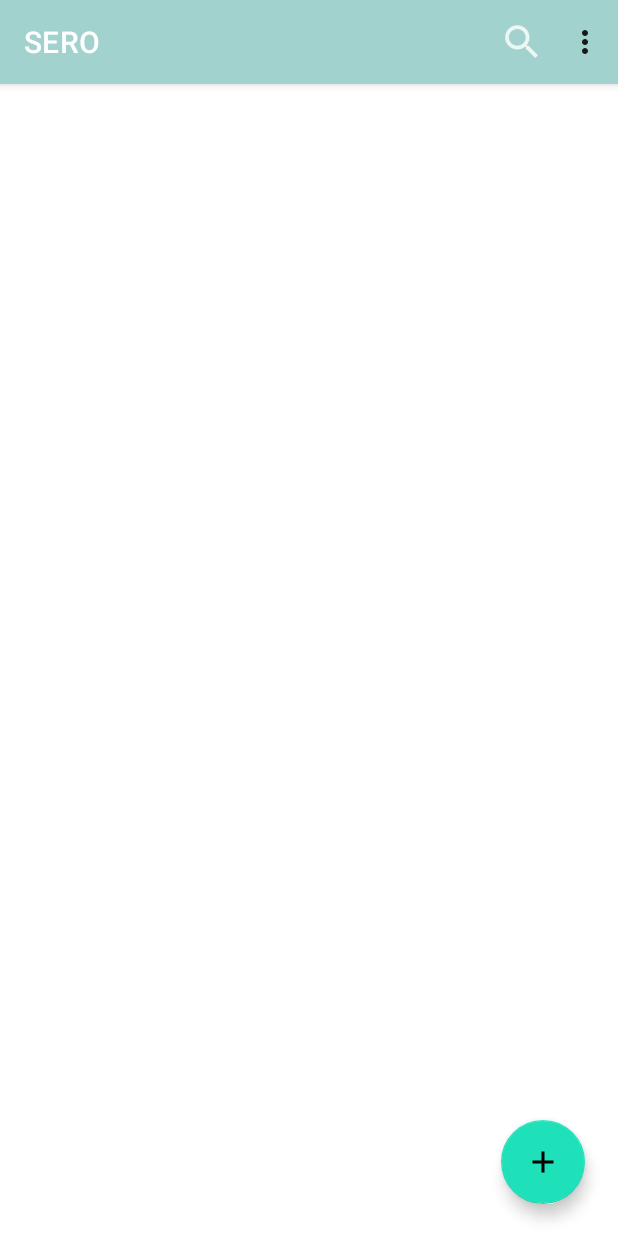
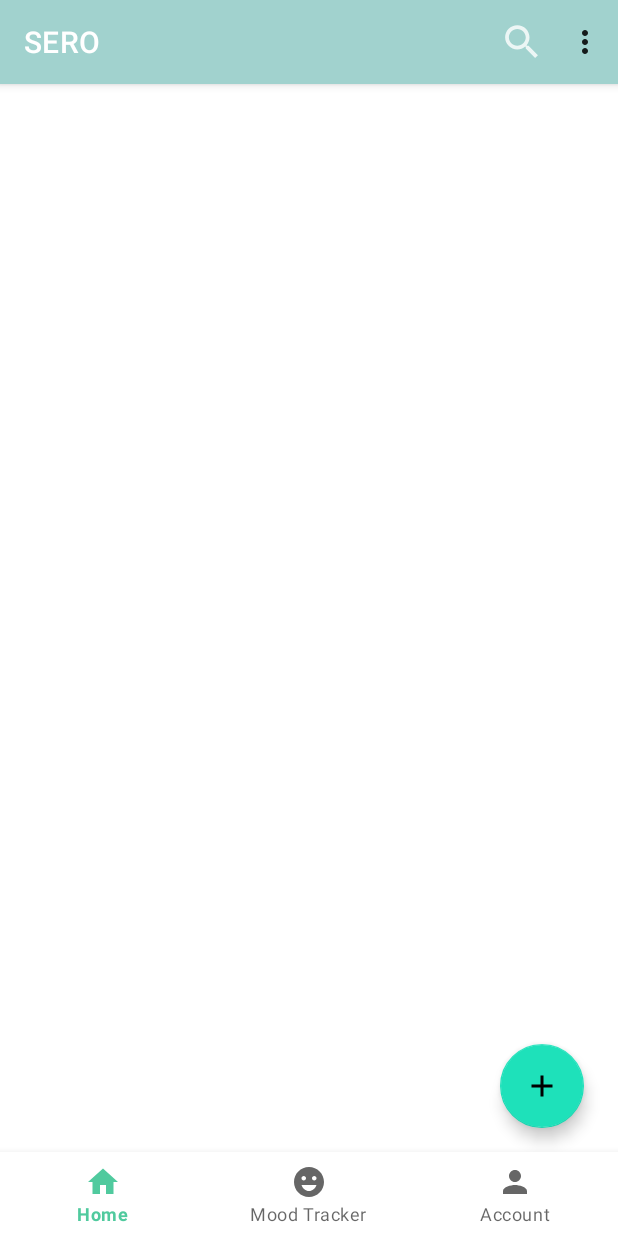
Before and after one commit to jupeeter8/SERO, an Android app: the screen it shows after launch once a user with an empty profile is signed in (MainActivity), on a phone screen of 412 x 824 dp. Run offline under Robolectric (Android 15) with nearby library versions, the phone set to English and light mode, and no system bars; our stand-ins replace Firebase (no records; nobody signed in at launch, a user with empty details on screens opened directly).

Commit message:
Updated homepage layout

```diff
--- a/app/src/main/java/com/example/serobeta0/MainActivity.java
+++ b/app/src/main/java/com/example/serobeta0/MainActivity.java
@@ -12,6 +12,7 @@ import android.view.View;
 import android.widget.Button;
 import android.widget.Toast;
 
+import com.google.android.material.bottomnavigation.BottomNavigationView;
 import com.google.android.material.card.MaterialCardView;
 import com.google.android.material.floatingactionbutton.FloatingActionButton;
 import com.google.firebase.auth.FirebaseAuth;
@@ -23,6 +24,7 @@ public class MainActivity extends AppCompatActivity {
 
     private FirebaseAuth mAuth;
     private FloatingActionButton addButton;
+    private BottomNavigationView bottomNav;
 
     @Override
     protected void onCreate(Bundle savedInstanceState) {
@@ -33,6 +35,7 @@ public class MainActivity extends AppCompatActivity {
         mAuth = FirebaseAuth.getInstance();
         addButton = findViewById(R.id.mainNew);
         mainToolbar = (androidx.appcompat.widget.Toolbar) findViewById(R.id.myTool);
+        bottomNav = findViewById(R.id.mainBtmNav);
 
 
         setSupportActionBar(mainToolbar);
--- /dev/null
+++ b/app/src/main/res/drawable/ic_home.xml
@@ -0,0 +1,10 @@
+<vector xmlns:android="http://schemas.android.com/apk/res/android"
+    android:width="24dp"
+    android:height="24dp"
+    android:viewportWidth="24"
+    android:viewportHeight="24"
+    android:tint="?attr/colorControlNormal">
+  <path
+      android:fillColor="@android:color/white"
+      android:pathData="M10,20v-6h4v6h5v-8h3L12,3 2,12h3v8z"/>
+</vector>
--- /dev/null
+++ b/app/src/main/res/drawable/ic_mood.xml
@@ -0,0 +1,10 @@
+<vector xmlns:android="http://schemas.android.com/apk/res/android"
+    android:width="24dp"
+    android:height="24dp"
+    android:viewportWidth="24"
+    android:viewportHeight="24"
+    android:tint="?attr/colorControlNormal">
+  <path
+      android:fillColor="@android:color/white"
+      android:pathData="M11.99,2C6.47,2 2,6.48 2,12c0,5.52 4.47,10 9.99,10C17.52,22 22,17.52 22,12C22,6.48 17.52,2 11.99,2zM8.5,8C9.33,8 10,8.67 10,9.5S9.33,11 8.5,11S7,10.33 7,9.5S7.67,8 8.5,8zM12,18c-2.28,0 -4.22,-1.66 -5,-4h10C16.22,16.34 14.28,18 12,18zM15.5,11c-0.83,0 -1.5,-0.67 -1.5,-1.5S14.67,8 15.5,8S17,8.67 17,9.5S16.33,11 15.5,11z"/>
+</vector>
--- /dev/null
+++ b/app/src/main/res/drawable/ic_person.xml
@@ -0,0 +1,10 @@
+<vector xmlns:android="http://schemas.android.com/apk/res/android"
+    android:width="24dp"
+    android:height="24dp"
+    android:viewportWidth="24"
+    android:viewportHeight="24"
+    android:tint="?attr/colorControlNormal">
+  <path
+      android:fillColor="@android:color/white"
+      android:pathData="M12,12c2.21,0 4,-1.79 4,-4s-1.79,-4 -4,-4 -4,1.79 -4,4 1.79,4 4,4zM12,14c-2.67,0 -8,1.34 -8,4v2h16v-2c0,-2.66 -5.33,-4 -8,-4z"/>
+</vector>
--- a/app/src/main/res/layout/activity_main.xml
+++ b/app/src/main/res/layout/activity_main.xml
@@ -34,12 +34,23 @@
         android:layout_height="wrap_content"
         android:layout_marginStart="333dp"
         android:layout_marginEnd="22dp"
-        android:layout_marginBottom="21dp"
+        android:layout_marginBottom="16dp"
         android:clickable="true"
-        app:layout_constraintBottom_toBottomOf="parent"
+        app:layout_constraintBottom_toTopOf="@+id/mainBtmNav"
         app:layout_constraintEnd_toEndOf="parent"
+        app:layout_constraintHorizontal_bias="0.0"
         app:layout_constraintStart_toStartOf="parent"
         app:srcCompat="@drawable/ic_add" />
 
+    <com.google.android.material.bottomnavigation.BottomNavigationView
+        android:id="@+id/mainBtmNav"
+        android:layout_width="0dp"
+        android:layout_height="wrap_content"
+        app:layout_constraintBottom_toBottomOf="parent"
+        app:layout_constraintEnd_toEndOf="parent"
+        app:menu="@menu/bottom_nav_main"
+        app:layout_constraintHorizontal_bias="0.0"
+        app:layout_constraintStart_toStartOf="parent" />
+
 
 </androidx.constraintlayout.widget.ConstraintLayout>
--- /dev/null
+++ b/app/src/main/res/menu/bottom_nav_main.xml
@@ -0,0 +1,14 @@
+<?xml version="1.0" encoding="utf-8"?>
+<menu xmlns:app="http://schemas.android.com/apk/res-auto"
+    xmlns:android="http://schemas.android.com/apk/res/android">
+
+    <item
+        android:icon="@drawable/ic_home"
+        android:title="Home" />
+    <item
+        android:icon="@drawable/ic_mood"
+        android:title="Mood Tracker" />
+    <item
+        android:icon="@drawable/ic_person"
+        android:title="Account" />
+</menu>
```
